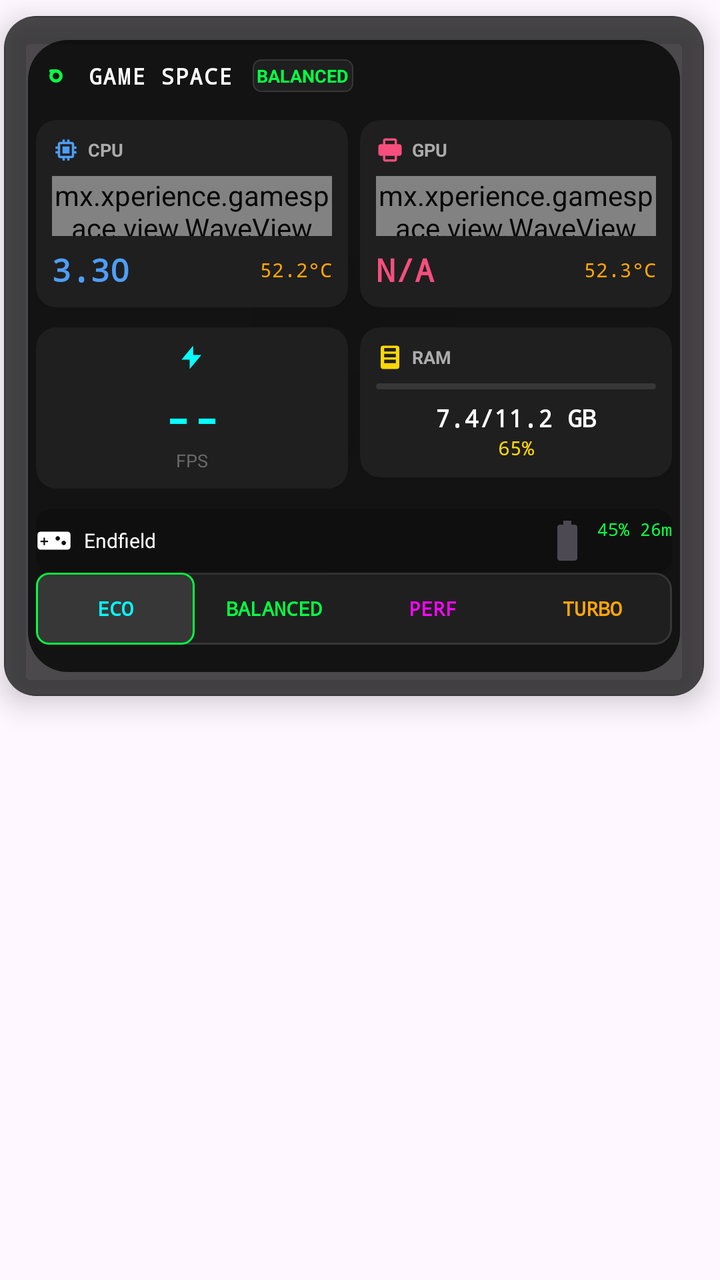
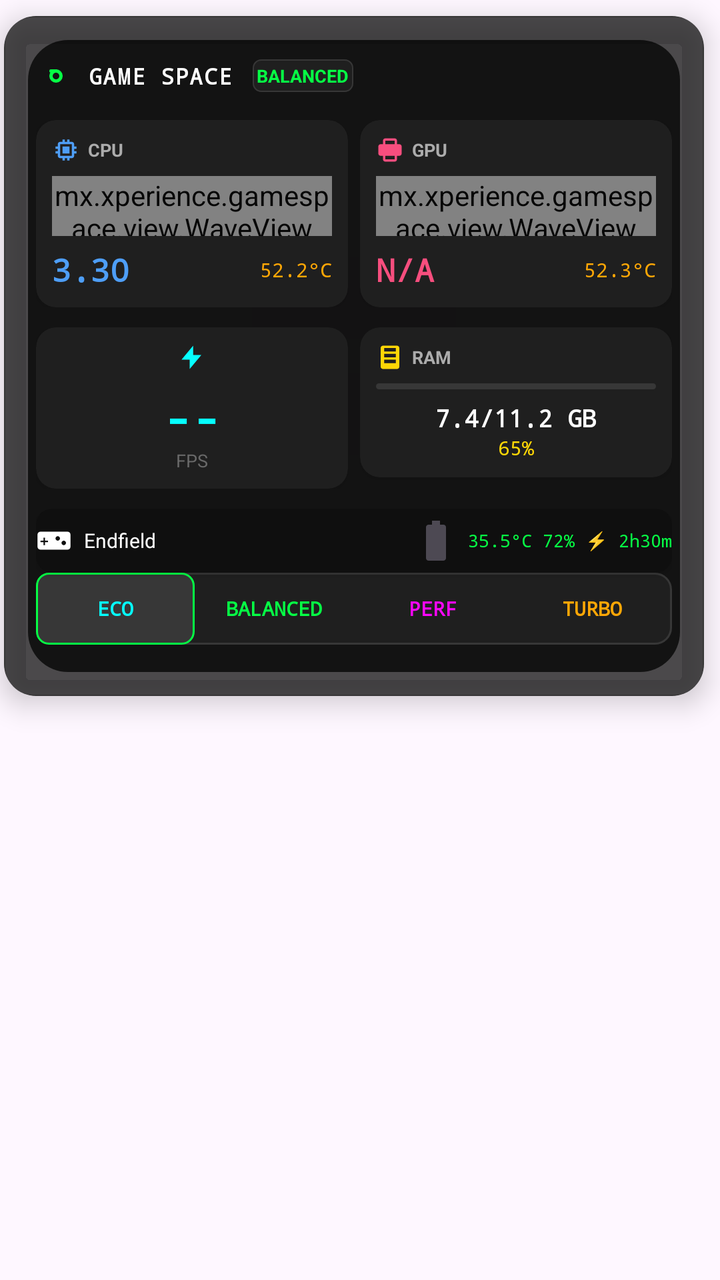

The first picture is an Android layout as it rendered before a commit; the second is the same layout after the commit. The layout source and the unified diff follow.
<!-- AndroidManifest.xml: application theme Theme.GameSpace -->
<!-- res/layout/overlay_game_panel_original.xml -->
<?xml version="1.0" encoding="utf-8"?>
<FrameLayout xmlns:android="http://schemas.android.com/apk/res/android"
    xmlns:app="http://schemas.android.com/apk/res-auto"
    android:layout_width="match_parent"
    android:layout_height="match_parent"
    android:background="@android:color/transparent">

    
    <androidx.cardview.widget.CardView
        android:id="@+id/panel_background"
        android:layout_width="350dp"
        android:layout_height="340dp"
        android:layout_gravity="top|end"
        app:cardBackgroundColor="@android:color/transparent"
        android:layout_marginEnd="24dp"
        app:cardCornerRadius="16dp"
        app:cardElevation="8dp"
        android:layout_margin="8dp">

        <FrameLayout
            android:layout_width="match_parent"
            android:layout_height="wrap_content"
            android:padding="12dp"
            android:alpha="0.98"
            android:background="@drawable/bg_panel_dark">  

            
            <View
                android:id="@+id/panel_blur_background"
                android:layout_width="match_parent"
                android:layout_height="match_parent"
                android:background="@drawable/bg_gaming_blur" />

            
            <LinearLayout
                android:layout_width="match_parent"
                android:layout_height="wrap_content"
                android:orientation="vertical"
                android:padding="4dp">  

                
                <LinearLayout
                    android:layout_width="match_parent"
                    android:layout_height="28dp"
                    android:layout_marginBottom="8dp"
                    android:gravity="center_vertical">

                    <ImageView
                        android:layout_width="20dp"
                        android:layout_height="20dp"
                        android:src="@drawable/ic_gaming_logo"
                        android:tint="#00FF41" />

                    <TextView
                        android:layout_width="wrap_content"
                        android:layout_height="wrap_content"
                        android:layout_marginStart="6dp"
                        android:fontFamily="monospace"
                        android:letterSpacing="0.05"
                        android:text="GAME SPACE"
                        android:textColor="#FFFFFF"
                        android:textSize="11sp"
                        android:textStyle="bold" />
                    <LinearLayout
                        android:layout_width="wrap_content"
                        android:layout_height="wrap_content"
                        android:layout_marginStart="10dp">
                        
                        <TextView
                            android:id="@+id/mode_indicator"
                            android:layout_width="wrap_content"
                            android:layout_height="wrap_content"
                            android:layout_gravity="end"
                            android:background="@drawable/bg_mode_indicator"
                            android:padding="2dp"
                            android:text="BALANCED"
                            android:textColor="#00FF41"
                            android:textSize="9sp"
                            android:textStyle="bold" />
                    </LinearLayout>
                </LinearLayout>


                
                <LinearLayout
                    android:layout_width="match_parent"
                    android:layout_height="wrap_content"
                    android:layout_marginBottom="10dp"
                    android:orientation="horizontal">

                    
                    <androidx.cardview.widget.CardView
                        android:layout_width="0dp"
                        android:layout_height="wrap_content"
                        android:layout_marginEnd="6dp"
                        android:layout_weight="1"
                        android:backgroundTint="#1A1A1A"
                        app:cardCornerRadius="10dp"
                        app:cardElevation="2dp">

                        <LinearLayout
                            android:layout_width="match_parent"
                            android:layout_height="wrap_content"
                            android:orientation="vertical"
                            android:padding="8dp">  

                            
                            <LinearLayout
                                android:layout_width="match_parent"
                                android:layout_height="wrap_content"
                                android:layout_marginBottom="6dp"
                                android:gravity="center_vertical">

                                <ImageView
                                    android:layout_width="14dp"
                                    android:layout_height="14dp"
                                    android:src="@drawable/ic_cpu"
                                    android:tint="#4a9cf7" />

                                <TextView
                                    android:layout_width="wrap_content"
                                    android:layout_height="wrap_content"
                                    android:layout_marginStart="4dp"
                                    android:text="CPU"
                                    android:textColor="#AAAAAA"
                                    android:textSize="9sp"
                                    android:textStyle="bold" />
                            </LinearLayout>

                            
                            <mx.xperience.gamespace.view.WaveView
                                android:id="@+id/cpu_chart"
                                android:layout_width="match_parent"
                                android:layout_height="30dp"
                                android:layout_marginBottom="6dp" />

                            
                            <LinearLayout
                                android:layout_width="match_parent"
                                android:layout_height="wrap_content"
                                android:gravity="center_vertical"
                                android:orientation="horizontal">

                                <TextView
                                    android:id="@+id/cpu_val"
                                    android:layout_width="0dp"
                                    android:layout_height="wrap_content"
                                    android:layout_weight="1"
                                    android:fontFamily="monospace"
                                    android:text="3.30"
                                    android:textColor="#4a9cf7"
                                    android:textSize="16sp"
                                    android:textStyle="bold" />

                                <TextView
                                    android:id="@+id/cpu_temp"
                                    android:layout_width="wrap_content"
                                    android:layout_height="wrap_content"
                                    android:fontFamily="monospace"
                                    android:text="52.2°C"
                                    android:textColor="#FFA500"
                                    android:textSize="10sp" />
                            </LinearLayout>

                           
                        </LinearLayout>
                    </androidx.cardview.widget.CardView>

                    
                    <androidx.cardview.widget.CardView
                        android:layout_width="0dp"
                        android:layout_height="wrap_content"
                        android:layout_weight="1"
                        android:backgroundTint="#1A1A1A"
                        app:cardCornerRadius="10dp"
                        app:cardElevation="2dp">

                        <LinearLayout
                            android:layout_width="match_parent"
                            android:layout_height="wrap_content"
                            android:orientation="vertical"
                            android:padding="8dp">

                            
                            <LinearLayout
                                android:layout_width="match_parent"
                                android:layout_height="wrap_content"
                                android:layout_marginBottom="6dp"
                                android:gravity="center_vertical">

                                <ImageView
                                    android:layout_width="14dp"
                                    android:layout_height="14dp"
                                    android:src="@drawable/ic_gpu"
                                    android:tint="#f74a7b" />

                                <TextView
                                    android:layout_width="wrap_content"
                                    android:layout_height="wrap_content"
                                    android:layout_marginStart="4dp"
                                    android:text="GPU"
                                    android:textColor="#AAAAAA"
                                    android:textSize="9sp"
                                    android:textStyle="bold" />
                            </LinearLayout>

                            
                            <mx.xperience.gamespace.view.WaveView
                                android:id="@+id/gpu_chart"
                                android:layout_width="match_parent"
                                android:layout_height="30dp"
                                android:layout_marginBottom="6dp" />

                            
                            <LinearLayout
                                android:layout_width="match_parent"
                                android:layout_height="wrap_content"
                                android:gravity="center_vertical"
                                android:orientation="horizontal">

                                <TextView
                                    android:id="@+id/gpu_val"
                                    android:layout_width="0dp"
                                    android:layout_height="wrap_content"
                                    android:layout_weight="1"
                                    android:fontFamily="monospace"
                                    android:text="N/A"
                                    android:textColor="#f74a7b"
                                    android:textSize="16sp"
                                    android:textStyle="bold" />

                                <TextView
                                    android:id="@+id/gpu_temp"
                                    android:layout_width="wrap_content"
                                    android:layout_height="wrap_content"
                                    android:fontFamily="monospace"
                                    android:text="52.3°C"
                                    android:textColor="#FFA500"
                                    android:textSize="10sp" />
                            </LinearLayout>

                            
                        </LinearLayout>
                    </androidx.cardview.widget.CardView>
                </LinearLayout>

                
                <LinearLayout
                    android:layout_width="match_parent"
                    android:layout_height="wrap_content"
                    android:layout_marginBottom="10dp"
                    android:orientation="horizontal">

                    
                    <androidx.cardview.widget.CardView
                        android:layout_width="0dp"
                        android:layout_height="wrap_content"
                        android:layout_marginEnd="6dp"
                        android:layout_weight="1"
                        android:backgroundTint="#1A1A1A"
                        app:cardCornerRadius="10dp"
                        app:cardElevation="2dp">

                        <LinearLayout
                            android:layout_width="match_parent"
                            android:layout_height="wrap_content"
                            android:gravity="center"
                            android:orientation="vertical"
                            android:padding="8dp">

                            
                            <LinearLayout
                                android:layout_width="match_parent"
                                android:layout_height="wrap_content"
                                android:layout_marginBottom="6dp"
                                android:gravity="center">

                                <ImageView
                                    android:layout_width="14dp"
                                    android:layout_height="14dp"
                                    android:src="@drawable/ic_fps"
                                    android:tint="#00FFFF" />
                            </LinearLayout>

                            
                            <TextView
                                android:id="@+id/fps_counter"
                                android:layout_width="wrap_content"
                                android:layout_height="wrap_content"
                                android:fontFamily="monospace"
                                android:text="--"
                                android:textColor="#00FFFF"
                                android:textSize="24sp"
                                android:textStyle="bold" />

                            <TextView
                                android:layout_width="match_parent"
                                android:layout_height="wrap_content"
                                android:gravity="center"
                                android:text="FPS"
                                android:textColor="#666666"
                                android:textSize="9sp" />
                        </LinearLayout>
                    </androidx.cardview.widget.CardView>

                    
                    <androidx.cardview.widget.CardView
                        android:layout_width="0dp"
                        android:layout_height="wrap_content"
                        android:layout_weight="1"
                        android:backgroundTint="#1A1A1A"
                        app:cardCornerRadius="10dp"
                        app:cardElevation="2dp">

                        <LinearLayout
                            android:layout_width="match_parent"
                            android:layout_height="wrap_content"
                            android:orientation="vertical"
                            android:padding="8dp">

                            
                            <LinearLayout
                                android:layout_width="match_parent"
                                android:layout_height="wrap_content"
                                android:layout_marginBottom="6dp"
                                android:gravity="center_vertical">

                                <ImageView
                                    android:layout_width="14dp"
                                    android:layout_height="14dp"
                                    android:src="@drawable/ic_ram"
                                    android:tint="#FFD700" />

                                <TextView
                                    android:layout_width="wrap_content"
                                    android:layout_height="wrap_content"
                                    android:layout_marginStart="4dp"
                                    android:text="RAM"
                                    android:textColor="#AAAAAA"
                                    android:textSize="9sp"
                                    android:textStyle="bold" />
                            </LinearLayout>

                            
                            <androidx.core.widget.ContentLoadingProgressBar
                                android:id="@+id/ram_progress"
                                style="?android:attr/progressBarStyleHorizontal"
                                android:layout_width="match_parent"
                                android:layout_height="3dp"
                                android:layout_marginBottom="6dp"
                                android:progressDrawable="@drawable/progress_ram" />

                            
                            <TextView
                                android:id="@+id/ram_info"
                                android:layout_width="match_parent"
                                android:layout_height="wrap_content"
                                android:fontFamily="monospace"
                                android:gravity="center"
                                android:text="7.4/11.2 GB"
                                android:textColor="#FFFFFF"
                                android:textSize="12sp"
                                android:textStyle="bold" />

                            <TextView
                                android:id="@+id/ram_percent"
                                android:layout_width="match_parent"
                                android:layout_height="wrap_content"
                                android:fontFamily="monospace"
                                android:gravity="center"
                                android:text="65%"
                                android:textColor="#FFD700"
                                android:textSize="10sp" />
                        </LinearLayout>
                    </androidx.cardview.widget.CardView>
                </LinearLayout>

                
                <androidx.cardview.widget.CardView
                    android:layout_width="match_parent"
                    android:layout_height="32dp"
                    android:backgroundTint="#0A0A0A"
                    android:padding="6dp"
                    app:cardCornerRadius="8dp">

                    <LinearLayout
                        android:layout_width="match_parent"
                        android:layout_height="match_parent"
                        android:gravity="center_vertical"
                        android:orientation="horizontal">

                        <ImageView
                            android:layout_width="18dp"
                            android:layout_height="18dp"
                            android:layout_marginEnd="6dp"
                            android:src="@drawable/ic_game_controller"
                            android:tint="#FFFFFF" />

                        <TextView
                            android:id="@+id/game_name"
                            android:layout_width="0dp"
                            android:layout_height="wrap_content"
                            android:layout_weight="1"
                            android:ellipsize="end"
                            android:maxLines="1"
                            android:text="Endfield"
                            android:textColor="#FFFFFF"
                            android:textSize="10sp" />

                        

                        <TextView
                            android:id="@+id/battery_info"
                            android:layout_width="wrap_content"
                            android:layout_height="wrap_content"
                            android:drawableStart="@drawable/ic_battery"
                            android:drawablePadding="3dp"
                            android:fontFamily="monospace"
                            android:text="45% 26m"
                            android:textColor="#00FF41"
                            android:textSize="9sp" />
                    </LinearLayout>
                </androidx.cardview.widget.CardView>

                
                <LinearLayout
                    android:layout_width="match_parent"
                    android:layout_height="36dp"
                    android:orientation="horizontal"
                    android:gravity="center"
                    android:layout_marginBottom="12dp"
                    android:background="@drawable/bg_mode_selector">

                    
                    <TextView
                        android:id="@+id/btn_power_saving"
                        android:layout_width="0dp"
                        android:layout_height="match_parent"
                        android:layout_weight="1"
                        android:gravity="center"
                        android:text="ECO"
                        android:textColor="#00FFFF"
                        android:textSize="10sp"
                        android:textStyle="bold"
                        android:background="@drawable/bg_mode_selected"
                        android:fontFamily="monospace"
                        android:padding="4dp" />

                    
                    <TextView
                        android:id="@+id/btn_balanced"
                        android:layout_width="0dp"
                        android:layout_height="match_parent"
                        android:layout_weight="1"
                        android:gravity="center"
                        android:text="BALANCED"
                        android:textColor="#00FF41"
                        android:textSize="10sp"
                        android:textStyle="bold"
                        android:fontFamily="monospace"
                        android:padding="4dp" />

                    
                    <TextView
                        android:id="@+id/btn_performance"
                        android:layout_width="0dp"
                        android:layout_height="match_parent"
                        android:layout_weight="1"
                        android:gravity="center"
                        android:text="PERF"
                        android:textColor="#FF00FF"
                        android:textSize="10sp"
                        android:textStyle="bold"
                        android:fontFamily="monospace"
                        android:padding="4dp" />

                    
                    <TextView
                        android:id="@+id/btn_turbo"
                        android:layout_width="0dp"
                        android:layout_height="match_parent"
                        android:layout_weight="1"
                        android:gravity="center"
                        android:text="TURBO"
                        android:textColor="#FFA500"
                        android:textSize="10sp"
                        android:textStyle="bold"
                        android:fontFamily="monospace"
                        android:padding="4dp" />
                </LinearLayout>
            </LinearLayout>
        </FrameLayout>
    </androidx.cardview.widget.CardView>

</FrameLayout>
<!-- resources referenced by this layout -->
<resources>
  <!-- drawable bg_gaming_blur (drawable) -->
  <?xml version="1.0" encoding="utf-8"?>
  <shape xmlns:android="http://schemas.android.com/apk/res/android">
      <solid android:color="#CC000000" />
      <corners android:radius="20dp" />
  </shape>
  <!-- drawable bg_mode_indicator (drawable) -->
  <?xml version="1.0" encoding="utf-8"?>
  <shape xmlns:android="http://schemas.android.com/apk/res/android">
      <solid android:color="#1A1A1A" />
      <corners android:radius="4dp" />
      <stroke android:width="0.5dp" android:color="#333333" />
  </shape>
  <!-- drawable bg_mode_selected (drawable) -->
  <?xml version="1.0" encoding="utf-8"?>
  <shape xmlns:android="http://schemas.android.com/apk/res/android">
      <solid android:color="#333333" />
      <corners android:radius="6dp" />
      <stroke android:width="1dp" android:color="#00FF41" />
  </shape>
  <!-- drawable bg_mode_selector (drawable) -->
  <?xml version="1.0" encoding="utf-8"?>
  <shape xmlns:android="http://schemas.android.com/apk/res/android">
      <solid android:color="#1A1A1A" />
      <corners android:radius="8dp" />
      <stroke android:width="1dp" android:color="#333333" />
  </shape>
  <!-- drawable bg_panel_dark (drawable) -->
  <?xml version="1.0" encoding="utf-8"?>
  <shape xmlns:android="http://schemas.android.com/apk/res/android">
      <solid android:color="#CC1A1A1A" />  
      <corners android:radius="14dp" />
      <stroke android:width="0.8dp" android:color="#333333" />
  </shape>
  <!-- drawable ic_battery (drawable) -->
  <?xml version="1.0" encoding="utf-8"?>
  <vector xmlns:android="http://schemas.android.com/apk/res/android"
      android:width="24dp"
      android:height="24dp"
      android:viewportWidth="24"
      android:viewportHeight="24"
      android:tint="?attr/colorControlNormal">
  
      <path
          android:fillColor="@android:color/white"
          android:pathData="M15.67,4H14V2h-4v2H8.33C7.6,4 7,4.6 7,5.33v15.33C7,21.4 7.6,22 8.33,22h7.33c0.74,0 1.34,-0.6 1.34,-1.33V5.33C17,4.6 16.4,4 15.67,4z" />
  
  </vector>
  <!-- drawable ic_cpu (drawable) -->
  <?xml version="1.0" encoding="utf-8"?>
  <vector xmlns:android="http://schemas.android.com/apk/res/android"
      android:width="24dp"
      android:height="24dp"
      android:viewportWidth="24"
      android:viewportHeight="24">
      <path
          android:fillColor="@android:color/white"
          android:pathData="M15,9H9v6h6V9zM21,11V9h-2V7c0-1.1-0.9-2-2-2h-2V3h-2v2h-2V3h-2v2H7C5.9,5,5,5.9,5,7v2H3v2h2v2H3v2h2v2c0,1.1,0.9,2,2,2h2v2h2v-2h2v2h2v-2h2c1.1,0,2-0.9,2-2v-2h2v-2h-2v-2H21zM17,17H7V7h10V17z" />
  </vector>
  <!-- drawable ic_fps (drawable) -->
  <?xml version="1.0" encoding="utf-8"?>
  <vector xmlns:android="http://schemas.android.com/apk/res/android"
      android:width="24dp"
      android:height="24dp"
      android:viewportWidth="24"
      android:viewportHeight="24">
      <path
          android:fillColor="@android:color/white"
          android:pathData="M13,2L3,14h7v8l10,-12h-7z" />
  </vector>
  <!-- drawable ic_ram (drawable) -->
  <?xml version="1.0" encoding="utf-8"?>
  <vector xmlns:android="http://schemas.android.com/apk/res/android"
      android:width="24dp"
      android:height="24dp"
      android:viewportWidth="24"
      android:viewportHeight="24">
      <path
          android:fillColor="@android:color/white"
          android:pathData="M18,2h-12c-1.1,0 -2,0.9 -2,2v16c0,1.1 0.9,2 2,2h12c1.1,0 2,-0.9 2,-2v-16c0,-1.1 -0.9,-2 -2,-2zM7,4h10v3h-10v-3zM7,9h10v3h-10v-3zM7,14h10v3h-10v-3z" />
  </vector>
  <style name="Theme.GameSpace" parent="Base.Theme.GameSpace" />
  <style name="Base.Theme.GameSpace" parent="Theme.Material3.DayNight.NoActionBar">
          
          
      </style>
  <!-- unchanged entries left out for length: 4 -->
</resources>

<!-- the commit's change to res/layout/overlay_game_panel_original.xml (unified diff, before → after) -->
@@ -405,7 +405,8 @@
                             android:maxLines="1"
                             android:text="Endfield"
                             android:textColor="#FFFFFF"
-                            android:textSize="10sp" />
+                            android:textSize="10sp"
+                            android:layout_marginEnd="8dp" />
 
                         
 
@@ -414,9 +415,10 @@
                             android:layout_width="wrap_content"
                             android:layout_height="wrap_content"
                             android:drawableStart="@drawable/ic_battery"
-                            android:drawablePadding="3dp"
+                            android:drawablePadding="4dp"
                             android:fontFamily="monospace"
-                            android:text="45% 26m"
+                            android:gravity="end|center_vertical"
+                            android:text="35.5°C 72% ⚡ 2h30m"
                             android:textColor="#00FF41"
                             android:textSize="9sp" />
                     </LinearLayout>
